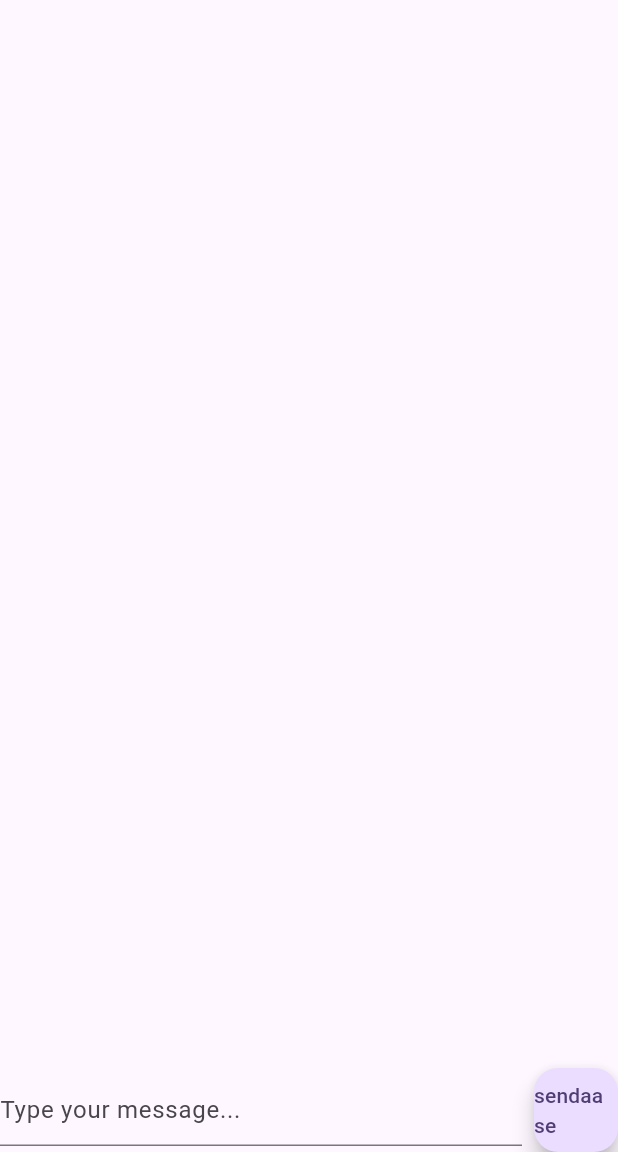
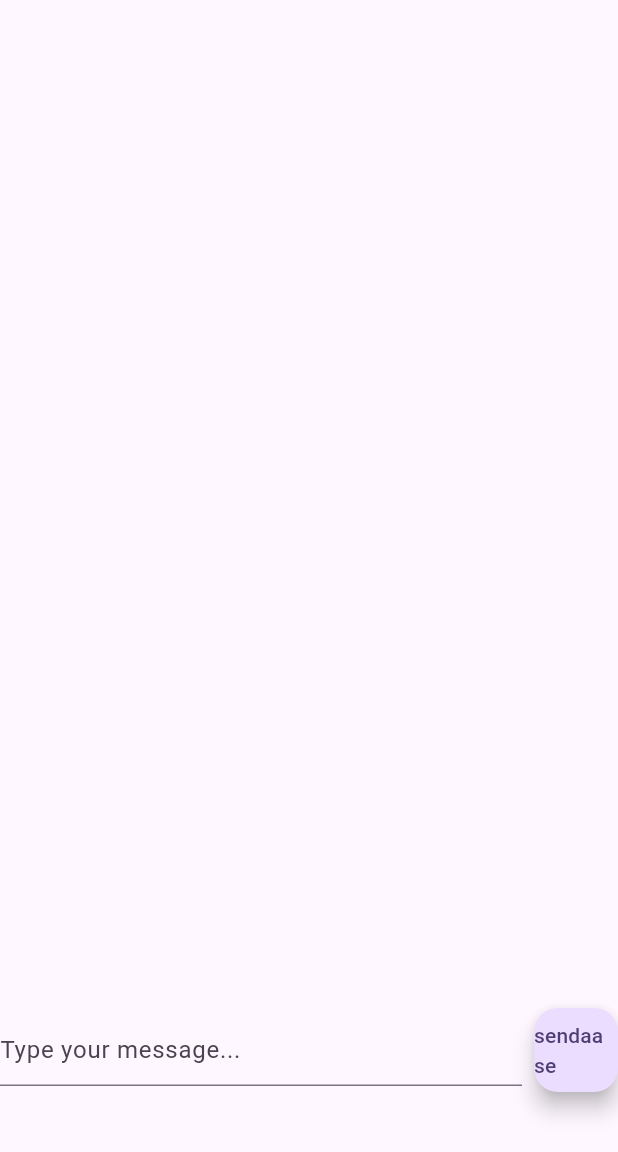
Before and after one commit to JokisAtte/myChatroom, a Flutter app: the screen it shows after launch, after a tap on "sendaa se", on a phone screen of 412 x 824 dp, the part 84-1236 px from its top. Run offline on Flutter 3.47's test engine with Material 3 defaults, Android fonts, the phone set to English and light mode, and no system bars.

Commit message:
Make the messsage box prettier

```diff
--- a/lib/features/chat/presentation/screens/chat_screen.dart
+++ b/lib/features/chat/presentation/screens/chat_screen.dart
@@ -12,7 +12,10 @@ class Chatscreen extends StatelessWidget {
     final msgController = Provider.of<MessagesController>(context);
 
     return Center(
-      child: Column(children: [Messagesarea(), Inputarea(msgController)]),
+      child: Padding(
+        padding: EdgeInsets.only(bottom: 40),
+        child: Column(children: [Messagesarea(), Inputarea(msgController)]),
+      ),
     );
   }
 }
--- a/lib/features/chat/presentation/widgets/input_area.dart
+++ b/lib/features/chat/presentation/widgets/input_area.dart
@@ -5,6 +5,7 @@ import 'package:my_chatroom/features/chat/domain/messages_controller.dart';
 class Inputarea extends StatelessWidget {
   final MessagesController msgController;
   final TextEditingController textController = TextEditingController();
+  final FocusNode focusNode = FocusNode();
 
   Inputarea(this.msgController, {super.key});
 
@@ -15,12 +16,21 @@ class Inputarea extends StatelessWidget {
         Expanded(
           child: TextField(
             controller: textController,
+            focusNode: focusNode,
             decoration: InputDecoration(hintText: "Type your message..."),
+            keyboardType: TextInputType.multiline,
+            minLines: 1, // Normal textInputField will be displayed
+            maxLines: 5, // When user presses enter it will adapt to it
+
+            onSubmitted: (value) =>
+                handleMessage(textController, msgController, focusNode),
           ),
         ),
         const SizedBox(width: 8.0),
         FloatingActionButton(
-          onPressed: () => {handleMessage(textController, msgController)},
+          onPressed: () => {
+            handleMessage(textController, msgController, focusNode),
+          },
           child: Text("sendaa se"),
         ),
       ],
@@ -31,11 +41,13 @@ class Inputarea extends StatelessWidget {
 void handleMessage(
   TextEditingController textController,
   MessagesController msgController,
+  FocusNode focusNode,
 ) {
   final message = textController.text;
   if (message.isNotEmpty) {
     msgController.addMessage(Message(message, "Test user name"));
     print('Message added: $message');
     textController.clear();
+    focusNode.requestFocus();
   }
 }
--- a/lib/features/chat/presentation/widgets/message_card.dart
+++ b/lib/features/chat/presentation/widgets/message_card.dart
@@ -25,18 +25,18 @@ class MessageCard extends StatelessWidget {
             crossAxisAlignment: CrossAxisAlignment.start,
             spacing: 10,
             children: [
-              Text(
+              SelectableText(
                 message.senderName,
                 style: textTheme.labelLarge?.copyWith(
                   fontWeight: FontWeight.bold,
                   fontSize: 15.0,
                 ),
               ),
-              Text(
+              SelectableText(
                 message.content,
                 style: textTheme.labelLarge?.copyWith(fontSize: 16.0),
               ),
-              Text(
+              SelectableText(
                 formatTimestamp(message.timestamp),
                 style: TextStyle(
                   fontStyle: FontStyle.italic,
```
